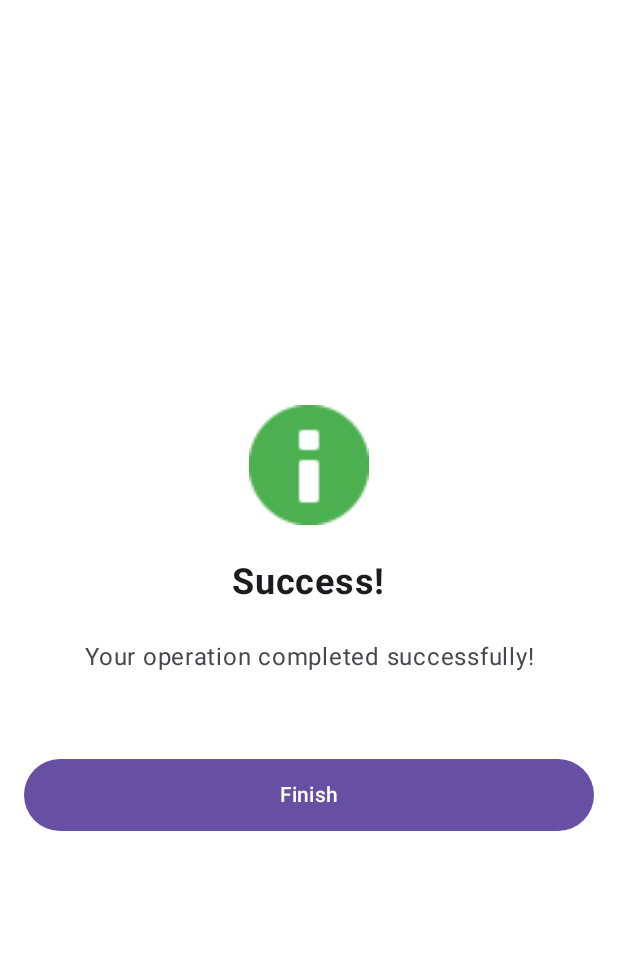
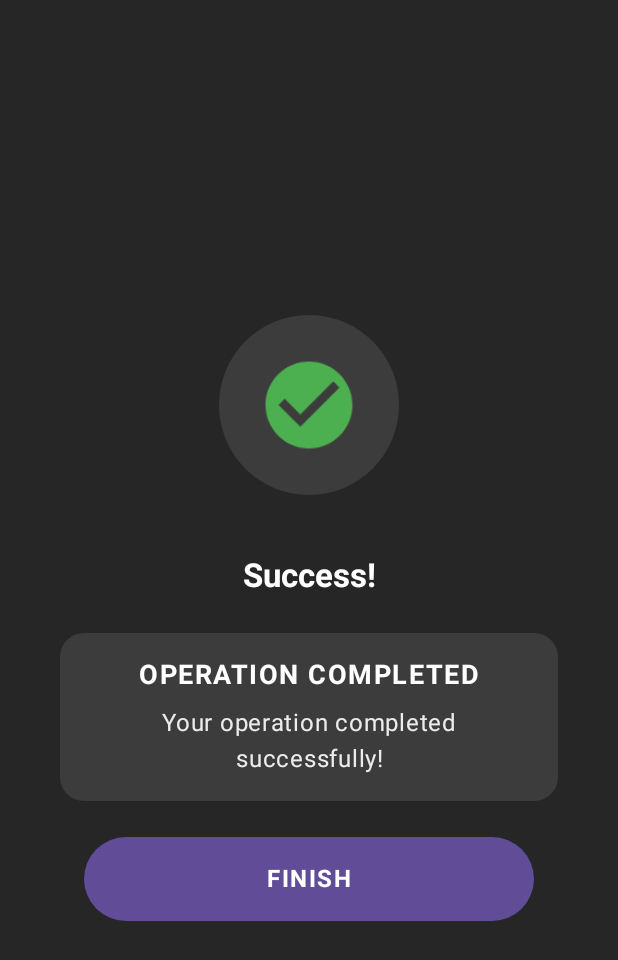
Before and after one commit to RiteshF7/AK49, an Android app built with Jetpack Compose: the @Preview function SuccessScreenPreview, on a phone screen of 412 x 824 dp. Shown: the top 960 px of the screen. Run offline under Robolectric (Android 15) with nearby library versions, the phone set to English and light mode, and no system bars.

Commit message:
v1 flow working

```diff
--- a/app/rexnetwork/src/main/java/com/trex/rexnetwork/Constants.kt
+++ b/app/rexnetwork/src/main/java/com/trex/rexnetwork/Constants.kt
@@ -1,9 +1,9 @@
 package com.trex.rexnetwork
 
 object Constants {
-    const val BASE_URL = "http://192.168.0.165:8080/"
-
-//        const val BASE_URL = "http://192.168.211.169:8080/"
+//    const val BASE_URL = "http://192.168.0.165:8080/"
+//
+        const val BASE_URL = "http://192.168.160.169:8080/"
 //    const val BASE_URL = "http://10.0.2.2:8080"
     const val KEY_PAYLOAD_DATA = "ActionMessageDTO"
     const val KEY_BROADCAST_PAYLOAD_ACTION = "ACTION_PAYLOAD_RECEIVED"
--- a/app/rexnetwork/src/main/java/com/trex/rexnetwork/domain/firebasecore/fcm/fcmrequestscreen/FcmResutlActivity.kt
+++ b/app/rexnetwork/src/main/java/com/trex/rexnetwork/domain/firebasecore/fcm/fcmrequestscreen/FcmResutlActivity.kt
@@ -4,6 +4,9 @@ import android.os.Bundle
 import android.os.Parcelable
 import androidx.activity.ComponentActivity
 import androidx.activity.compose.setContent
+import androidx.compose.animation.core.*
+import androidx.compose.foundation.background
+import androidx.compose.foundation.layout.*
 import androidx.compose.foundation.layout.Arrangement
 import androidx.compose.foundation.layout.Box
 import androidx.compose.foundation.layout.Column
@@ -12,16 +15,25 @@ import androidx.compose.foundation.layout.fillMaxWidth
 import androidx.compose.foundation.layout.height
 import androidx.compose.foundation.layout.padding
 import androidx.compose.foundation.layout.size
+import androidx.compose.foundation.shape.CircleShape
+import androidx.compose.foundation.shape.RoundedCornerShape
+import androidx.compose.material.icons.Icons
+import androidx.compose.material.icons.filled.CheckCircle
+import androidx.compose.material.icons.filled.Warning
 import androidx.compose.material3.Button
+import androidx.compose.material3.ButtonDefaults
 import androidx.compose.material3.Icon
 import androidx.compose.material3.MaterialTheme
 import androidx.compose.material3.Surface
 import androidx.compose.material3.Text
+import androidx.compose.material3.lightColorScheme
 import androidx.compose.runtime.Composable
+import androidx.compose.runtime.getValue
 import androidx.compose.ui.Alignment
 import androidx.compose.ui.Modifier
+import androidx.compose.ui.draw.clip
 import androidx.compose.ui.graphics.Color
-import androidx.compose.ui.res.painterResource
+import androidx.compose.ui.graphics.graphicsLayer
 import androidx.compose.ui.text.font.FontWeight
 import androidx.compose.ui.text.style.TextAlign
 import androidx.compose.ui.tooling.preview.Preview
@@ -37,70 +49,147 @@ fun ResultScreen(
     isSuccess: Boolean,
     message: String,
     onFinish: () -> Unit,
+    modifier: Modifier = Modifier,
 ) {
+    // Animation for the icon pulse effect
+    val infiniteTransition = rememberInfiniteTransition()
+    val scale by infiniteTransition.animateFloat(
+        initialValue = 1f,
+        targetValue = 1.1f,
+        animationSpec =
+            infiniteRepeatable(
+                animation = tween(1000),
+                repeatMode = RepeatMode.Reverse,
+            ),
+    )
+
     Box(
         modifier =
-            Modifier
+            modifier
                 .fillMaxSize()
-                .padding(16.dp),
-        contentAlignment = Alignment.Center,
+                .background(Color.Black.copy(alpha = 0.85f)),
     ) {
         Column(
+            modifier =
+                Modifier
+                    .fillMaxWidth()
+                    .padding(24.dp)
+                    .align(Alignment.Center),
             horizontalAlignment = Alignment.CenterHorizontally,
             verticalArrangement = Arrangement.spacedBy(24.dp),
         ) {
-            // Icon based on result
-            Icon(
-                painter =
-                    painterResource(
-                        id =
-                            if (isSuccess) {
-                                android.R.drawable.ic_dialog_info // Replace with your success icon
-                            } else {
-                                android.R.drawable.ic_dialog_alert // Replace with your failure icon
-                            },
-                    ),
-                contentDescription = if (isSuccess) "Success" else "Failure",
-                modifier = Modifier.size(80.dp),
-                tint =
-                    if (isSuccess) {
-                        Color(0xFF4CAF50) // Success Green
-                    } else {
-                        Color(0xFFE53935) // Error Red
-                    },
-            )
+            // Status Icon with pulse animation
+            Box(
+                modifier =
+                    Modifier
+                        .size(120.dp)
+                        .clip(CircleShape)
+                        .background(Color.White.copy(alpha = 0.1f))
+                        .graphicsLayer {
+                            scaleX = scale
+                            scaleY = scale
+                        },
+                contentAlignment = Alignment.Center,
+            ) {
+                Icon(
+                    imageVector = if (isSuccess) Icons.Default.CheckCircle else Icons.Default.Warning,
+                    contentDescription = if (isSuccess) "Success Icon" else "Error Icon",
+                    modifier = Modifier.size(64.dp),
+                    tint = if (isSuccess) Color(0xFF4CAF50) else Color(0xFFE53935),
+                )
+            }
 
             // Status Text
             Text(
                 text = if (isSuccess) "Success!" else "Oops!",
-                fontSize = 24.sp,
+                style = MaterialTheme.typography.titleLarge,
+                color = Color.White,
                 fontWeight = FontWeight.Bold,
-                color = MaterialTheme.colorScheme.onSurface,
+                modifier = Modifier.padding(top = 16.dp),
             )
 
-            // Message
-            Text(
-                text = message,
-                fontSize = 16.sp,
-                textAlign = TextAlign.Center,
-                color = MaterialTheme.colorScheme.onSurfaceVariant,
-                modifier = Modifier.padding(horizontal = 32.dp),
-            )
+            // Message Card
+            Surface(
+                modifier =
+                    Modifier
+                        .fillMaxWidth()
+                        .padding(horizontal = 16.dp),
+                shape = RoundedCornerShape(16.dp),
+                color = Color.White.copy(alpha = 0.1f),
+            ) {
+                Column(
+                    modifier = Modifier.padding(16.dp),
+                    horizontalAlignment = Alignment.CenterHorizontally,
+                ) {
+                    Text(
+                        text = if (isSuccess) "OPERATION COMPLETED" else "OPERATION FAILED",
+                        color = Color.White,
+                        fontSize = 18.sp,
+                        fontWeight = FontWeight.Bold,
+                        letterSpacing = 1.sp,
+                    )
+
+                    Spacer(modifier = Modifier.height(8.dp))
+
+                    Text(
+                        text = message,
+                        color = Color.White.copy(alpha = 0.9f),
+                        textAlign = TextAlign.Center,
+                        lineHeight = 24.sp,
+                        modifier = Modifier.padding(horizontal = 8.dp),
+                    )
+                }
+            }
 
             // Finish Button
             Button(
                 onClick = onFinish,
                 modifier =
                     Modifier
-                        .padding(top = 32.dp)
                         .fillMaxWidth()
-                        .height(48.dp),
+                        .padding(horizontal = 32.dp)
+                        .height(56.dp),
+                colors =
+                    ButtonDefaults.buttonColors(
+                        containerColor = MaterialTheme.colorScheme.primary.copy(alpha = 0.9f),
+                    ),
+                shape = RoundedCornerShape(28.dp),
             ) {
-                Text("Finish")
+                Text(
+                    text = "FINISH",
+                    fontSize = 16.sp,
+                    fontWeight = FontWeight.Bold,
+                    letterSpacing = 1.sp,
+                )
             }
         }
     }
 }
+
+@Preview
+@Composable
+fun ResultScreenPreview() {
+    MaterialTheme(
+        colorScheme = colors,
+    ) {
+        ResultScreen(
+            isSuccess = true,
+            message = "Your operation has been completed successfully. You can now proceed.",
+            onFinish = {},
+        )
+    }
+}
+
+// Theme color definitions (if needed)
+val colors =
+    lightColorScheme(
+        primary = Color(0xFF2196F3),
+        secondary = Color(0xFF03A9F4),
+        tertiary = Color(0xFF00BCD4),
+        background = Color.Black,
+        surface = Color.Black,
+        error = Color(0xFFB00020),
+    )
 
 @Parcelize
 data class ActionResultStatus(
@@ -121,7 +210,7 @@ class FcmResultActivity : ComponentActivity() {
             result.payload[result.action.name] ?: "Action completed successfully!"
 
         setContent {
-            MaterialTheme {
+            MaterialTheme(colorScheme = colors) {
                 Surface(
                     modifier = Modifier.fillMaxSize(),
                     color = MaterialTheme.colorScheme.background,
```
